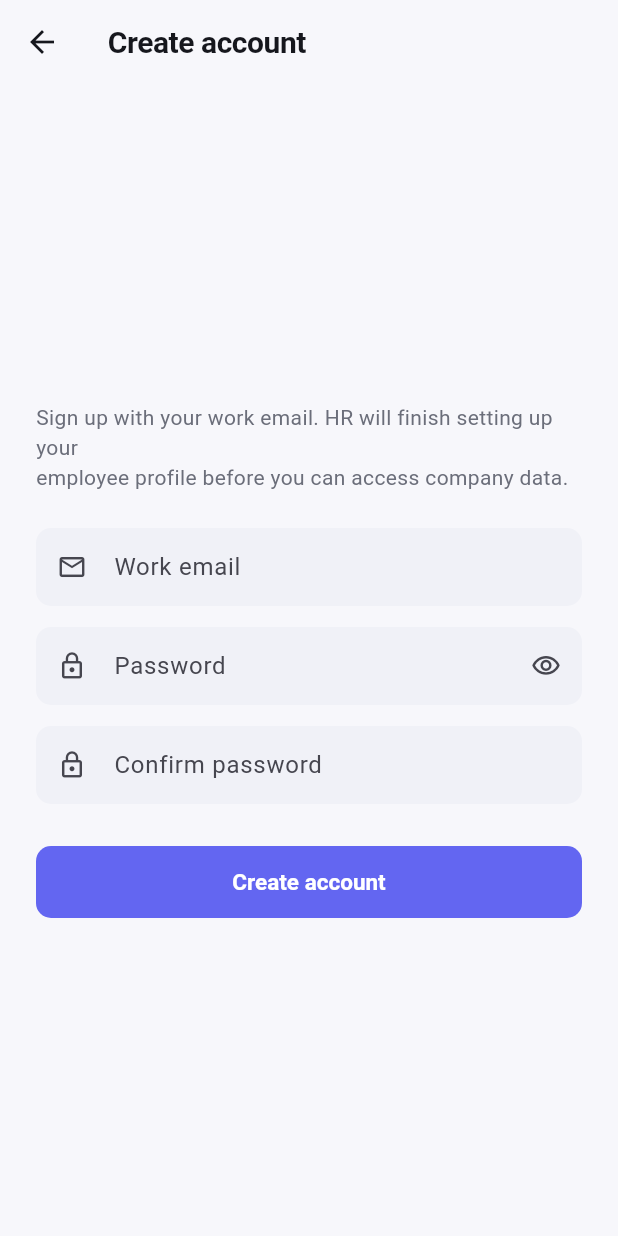
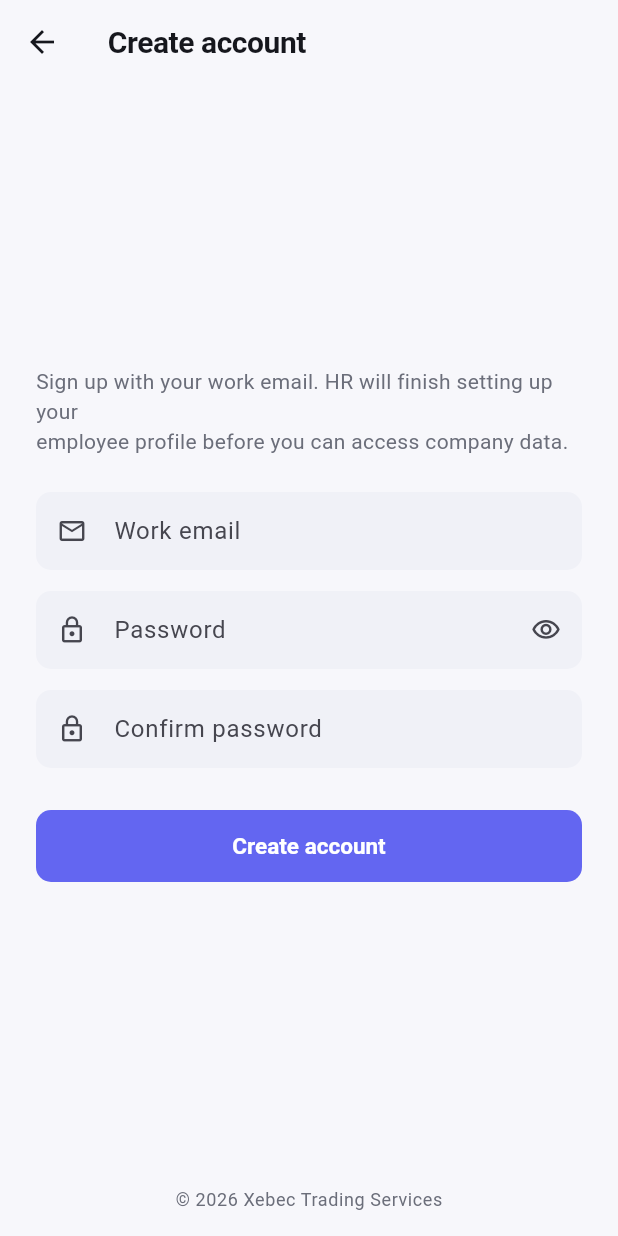
Before and after one commit to md62912/ERP, a Flutter app: the screen it shows after launch, after a tap on "New here? Create an account", on a phone screen of 412 x 824 dp. Run offline on Flutter 3.47's test engine with Material 3 defaults, Android fonts, the phone set to English and light mode, and no system bars; our stand-ins replace file_picker, flutter_riverpod, go_router, supabase_flutter; accounts and stored records are empty.

Commit message:
Add company branding: Xebec Trading Services
- Login/Signup screens now show 'Xebec Trading Services' as the title
  (sourced from xebecbd.com) instead of the generic 'HRM ERP' placeholder
- Added a copyright footer pinned to the bottom of both auth screens
- Updated the app's window/browser tab title to match

```diff
--- a/lib/main.dart
+++ b/lib/main.dart
@@ -19,7 +19,7 @@ class HrmErpApp extends ConsumerWidget {
     final router = ref.watch(routerProvider);
 
     return MaterialApp.router(
-      title: 'HRM ERP',
+      title: 'Xebec Trading Services · HRM ERP',
       debugShowCheckedModeBanner: false,
       theme: AppTheme.light,
       darkTheme: AppTheme.dark,
--- a/lib/presentation/modules/auth/login_screen.dart
+++ b/lib/presentation/modules/auth/login_screen.dart
@@ -38,6 +38,9 @@ class _LoginScreenState extends ConsumerState<LoginScreen> {
   Widget build(BuildContext context) {
     return Scaffold(
       body: SafeArea(
+        child: Column(
+          children: [
+            Expanded(
               child: Center(
                 child: SingleChildScrollView(
                   padding: const EdgeInsets.all(24),
@@ -66,7 +69,7 @@ class _LoginScreenState extends ConsumerState<LoginScreen> {
                           ),
                         ),
                         const SizedBox(height: 20),
-                  Text('HRM ERP', style: Theme.of(context).textTheme.headlineMedium, textAlign: TextAlign.center),
+                        Text('Xebec Trading Services', style: Theme.of(context).textTheme.headlineMedium, textAlign: TextAlign.center),
                         const SizedBox(height: 4),
                         Text('Sign in to your workspace', style: Theme.of(context).textTheme.bodyMedium, textAlign: TextAlign.center),
                         const SizedBox(height: 36),
@@ -129,6 +132,16 @@ class _LoginScreenState extends ConsumerState<LoginScreen> {
                 ),
               ),
             ),
+            Padding(
+              padding: const EdgeInsets.symmetric(vertical: 16),
+              child: Text(
+                '© ${DateTime.now().year} Xebec Trading Services',
+                style: Theme.of(context).textTheme.bodySmall,
+              ),
+            ),
+          ],
+        ),
+      ),
     );
   }
 }
--- a/lib/presentation/modules/auth/signup_screen.dart
+++ b/lib/presentation/modules/auth/signup_screen.dart
@@ -49,11 +49,24 @@ class _SignUpScreenState extends ConsumerState<SignUpScreen> {
     return Scaffold(
       appBar: AppBar(title: const Text('Create account')),
       body: SafeArea(
-        child: Center(
-          child: SingleChildScrollView(
-            padding: const EdgeInsets.all(24),
-            child: _done ? _SuccessMessage() : _buildForm(),
-          ),
+        child: Column(
+          children: [
+            Expanded(
+              child: Center(
+                child: SingleChildScrollView(
+                  padding: const EdgeInsets.all(24),
+                  child: _done ? _SuccessMessage() : _buildForm(),
+                ),
+              ),
+            ),
+            Padding(
+              padding: const EdgeInsets.symmetric(vertical: 16),
+              child: Text(
+                '© ${DateTime.now().year} Xebec Trading Services',
+                style: Theme.of(context).textTheme.bodySmall,
+              ),
+            ),
+          ],
         ),
       ),
     );
```
Lines whose indentation alone changed are shown as unchanged.
